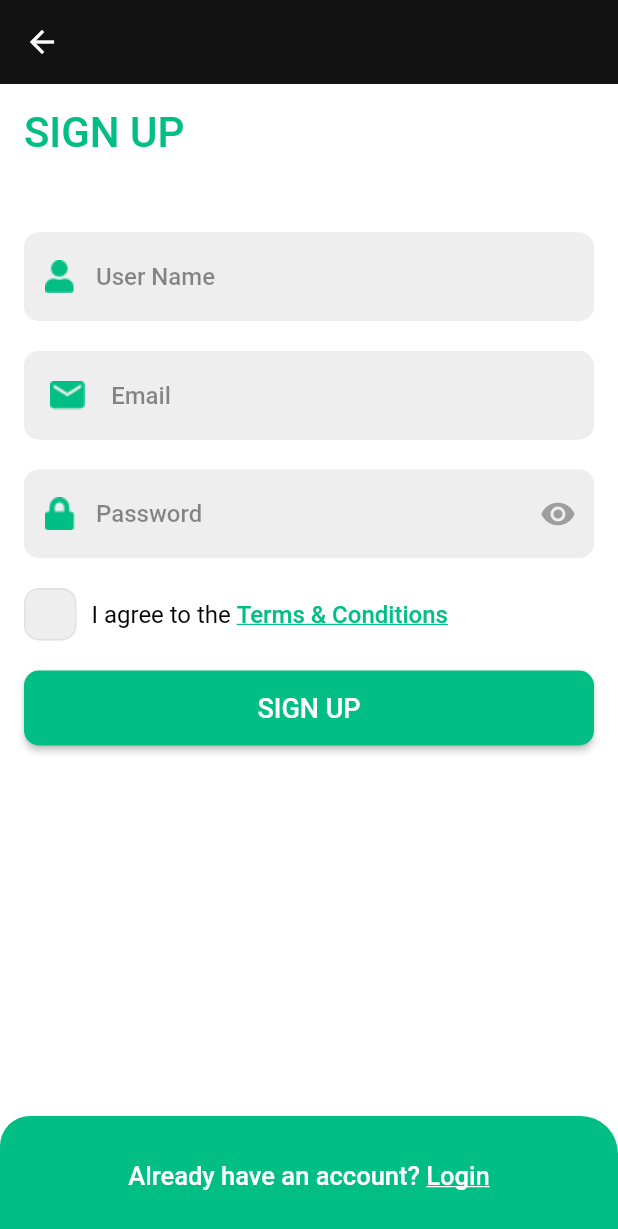
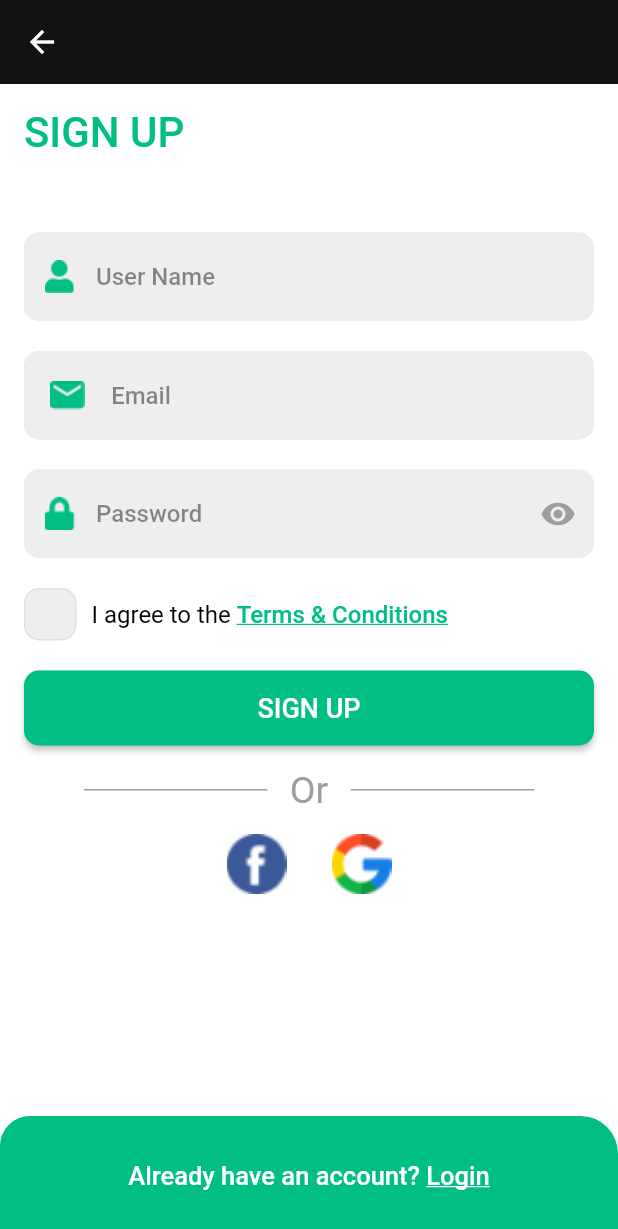
Before and after one commit to dridihaythem/flutter_e_commerce_firebase_api_getx_mvc, a Flutter app: the SignupScreen screen opened by its route, on a phone screen of 412 x 824 dp. Shown: the top 1229 px of the screen. Run offline on Flutter 3.47's test engine with Material 2 defaults, Android fonts, the light colour scheme and no system bars; our stand-ins replace get, google_fonts.

Commit message:
add social login buttons

```diff
--- a/lib/screens/auth/signup_screen.dart
+++ b/lib/screens/auth/signup_screen.dart
@@ -5,6 +5,7 @@ import 'package:e_commerce_firebase_getw/widgets/auth/auth_bottom_navigation_bar
 import 'package:e_commerce_firebase_getw/widgets/auth/auth_button.dart';
 import 'package:e_commerce_firebase_getw/widgets/auth/auth_text_field.dart';
 import 'package:e_commerce_firebase_getw/widgets/auth/check_box_widget.dart';
+import 'package:e_commerce_firebase_getw/widgets/auth/social_auth.dart';
 import 'package:flutter/material.dart';
 import 'package:flutter/src/widgets/framework.dart';
 import 'package:flutter/src/widgets/placeholder.dart';
@@ -31,7 +32,7 @@ class SignupScreen extends StatelessWidget {
         text: 'Already have an account? ',
         underLineText: 'Login',
         onPressed: () {
-          Get.toNamed('/login');
+          Get.offNamed('/login');
         },
       ),
       backgroundColor: Colors.white,
@@ -120,7 +121,28 @@ class SignupScreen extends StatelessWidget {
                 SizedBox(
                   height: 20,
                 ),
-                CheckBoxWidget(),
+                CheckBoxWidget(
+                  title: Text.rich(
+                    TextSpan(
+                      text: 'I agree to the ',
+                      style: TextStyle(
+                        color: Colors.black,
+                        fontSize: 16,
+                      ),
+                      children: [
+                        TextSpan(
+                          text: 'Terms & Conditions',
+                          style: TextStyle(
+                            color: mainColor,
+                            fontSize: 16,
+                            fontWeight: FontWeight.w500,
+                            decoration: TextDecoration.underline,
+                          ),
+                        ),
+                      ],
+                    ),
+                  ),
+                ),
                 SizedBox(
                   height: 20,
                 ),
@@ -130,6 +152,7 @@ class SignupScreen extends StatelessWidget {
                     _formKey.currentState!.validate();
                   },
                 ),
+                SocialAuth(),
               ],
             ),
           ),
--- a/lib/widgets/auth/check_box_widget.dart
+++ b/lib/widgets/auth/check_box_widget.dart
@@ -7,8 +7,9 @@ import 'package:flutter/widgets.dart';
 import 'package:get/get.dart';
 
 class CheckBoxWidget extends StatelessWidget {
-  CheckBoxWidget({super.key});
+  CheckBoxWidget({super.key, required this.title});
 
+  final Widget title;
   final _controller = Get.find<AuthController>();
 
   @override
@@ -38,26 +39,7 @@ class CheckBoxWidget extends StatelessWidget {
           SizedBox(
             width: 10,
           ),
-          Text.rich(
-            TextSpan(
-              text: 'I agree to the ',
-              style: TextStyle(
-                color: Colors.black,
-                fontSize: 16,
-              ),
-              children: [
-                TextSpan(
-                  text: 'Terms & Conditions',
-                  style: TextStyle(
-                    color: mainColor,
-                    fontSize: 16,
-                    fontWeight: FontWeight.w500,
-                    decoration: TextDecoration.underline,
-                  ),
-                ),
-              ],
-            ),
-          ),
+          title
         ],
       );
     });
--- /dev/null
+++ b/lib/widgets/auth/social_auth.dart
@@ -0,0 +1,73 @@
+import 'package:flutter/material.dart';
+import 'package:flutter/src/widgets/framework.dart';
+import 'package:flutter/src/widgets/placeholder.dart';
+import 'package:flutter/widgets.dart';
+
+class SocialAuth extends StatelessWidget {
+  const SocialAuth({super.key});
+
+  @override
+  Widget build(BuildContext context) {
+    return Column(
+      children: [
+        SizedBox(
+          height: 15,
+        ),
+        Row(
+          children: [
+            Expanded(
+              child: Divider(
+                color: Colors.grey,
+                thickness: 1,
+                indent: 40,
+              ),
+            ),
+            SizedBox(
+              width: 15,
+            ),
+            Text(
+              'Or',
+              style: TextStyle(
+                color: Colors.grey,
+                fontSize: 25,
+              ),
+            ),
+            SizedBox(
+              width: 15,
+            ),
+            Expanded(
+              child: Divider(
+                color: Colors.grey,
+                thickness: 1,
+                endIndent: 40,
+              ),
+            ),
+          ],
+        ),
+        SizedBox(
+          height: 15,
+        ),
+        Row(
+          mainAxisAlignment: MainAxisAlignment.center,
+          children: [
+            Image.asset(
+              'assets/images/facebook.png',
+              width: 40,
+              height: 40,
+              fit: BoxFit.cover,
+            ),
+            SizedBox(
+              width: 30,
+            ),
+            Image.asset(
+              'assets/images/google.png',
+              width: 40,
+              height: 40,
+              fit: BoxFit.cover,
+            ),
+          ],
+        )
+      ],
+    );
+  }
+}
```
